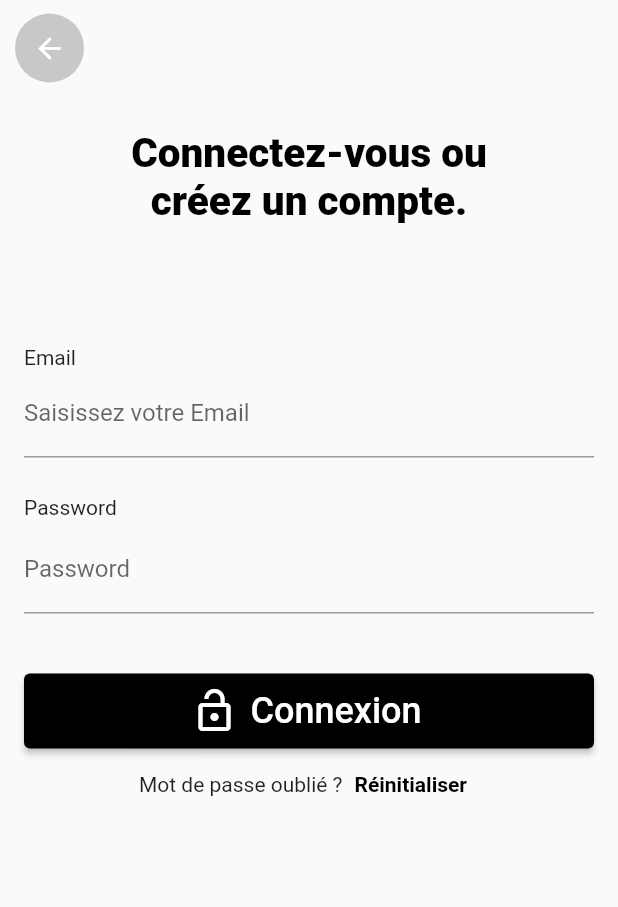
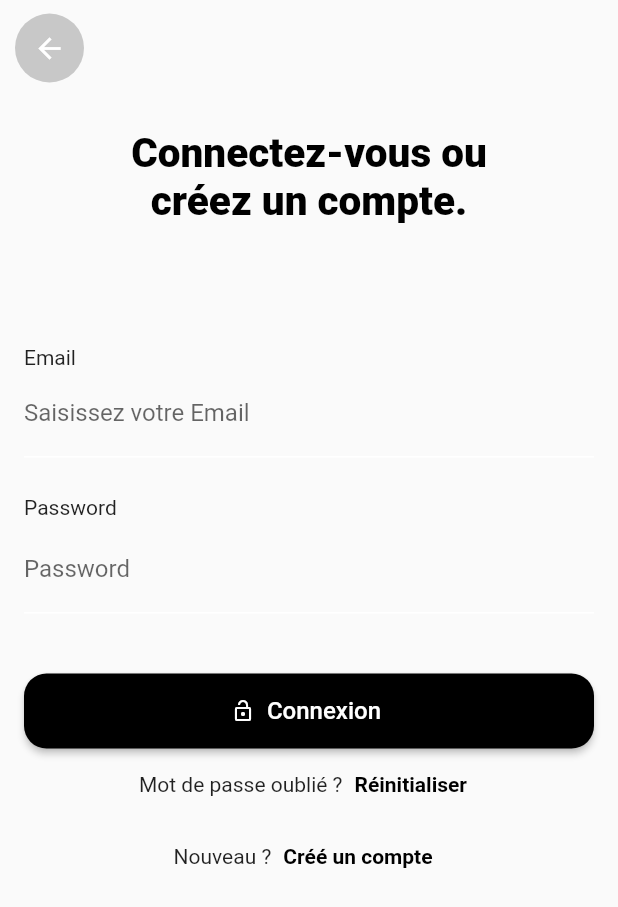
Before and after one commit to GuillaumeVerbiese/Picture_App, a Flutter app: the screen it shows after launch, scrolled down 93 dp, after a tap on the "account box" icon, on a phone screen of 412 x 824 dp. Shown: the top 907 px of the screen. Run offline on Flutter 3.47's test engine with Material 2 defaults, Android fonts, the light colour scheme and no system bars; our stand-ins replace firebase_auth, firebase_core, google_fonts; accounts and stored records are empty; network calls fail.

Commit message:
add user form

```diff
--- a/lib/Login/login.dart
+++ b/lib/Login/login.dart
@@ -4,6 +4,7 @@
 
 import 'package:firebase_auth/firebase_auth.dart';
 import 'package:flutter/material.dart';
+import 'package:kosmosapp/Login/Account/create.dart';
 import 'appbar.dart';
 import '../Homepage/homepage.dart';
 
@@ -88,7 +89,13 @@ class _LoginWidgetState extends State<LoginWidget> {
             controller: emailController,
             cursorColor: Colors.white,
             textInputAction: TextInputAction.next,
-            decoration: InputDecoration(labelText: 'Saisissez votre Email'),
+            decoration: InputDecoration(
+              labelText: 'Saisissez votre Email',
+              enabledBorder: UnderlineInputBorder(
+                  borderSide: BorderSide(color: Colors.white),
+                ),
+              ),
+              obscureText: true,
           ),
         ),
 
@@ -107,7 +114,12 @@ class _LoginWidgetState extends State<LoginWidget> {
           child: TextField(
             controller: passwordController,
             textInputAction: TextInputAction.done,
-            decoration: InputDecoration(labelText: 'Password'),
+            decoration: InputDecoration(
+              labelText: 'Password',
+              enabledBorder: UnderlineInputBorder(
+                  borderSide: BorderSide(color: Colors.white),
+                ),
+              ),
             obscureText: true,
           ),
         ),
@@ -117,11 +129,14 @@ class _LoginWidgetState extends State<LoginWidget> {
           style: ElevatedButton.styleFrom(
             primary: Colors.black,
             minimumSize: Size.fromHeight(50),
+            shape: RoundedRectangleBorder(
+              borderRadius: BorderRadius.circular(15),
+            ),
           ),
-          icon: Icon(Icons.lock_open, size: 32),
+          icon: Icon(Icons.lock_open, size: 16),
           label: Text(
             'Connexion',
-            style: TextStyle(fontSize: 24),
+            style: TextStyle(fontSize: 16),
           ),
           onPressed:signIn,
         ),
@@ -137,6 +152,33 @@ class _LoginWidgetState extends State<LoginWidget> {
               ),
                 child: Text(
                   'Réinitialiser',
+                  textAlign: TextAlign.center,
+                  style: TextStyle(
+                    fontWeight: FontWeight.w700,
+                    color: Colors.black,
+                  ),
+                ),
+              )
+          ],
+
+        ),
+
+
+        Row(
+          mainAxisAlignment: MainAxisAlignment.center,
+          children: [
+            Text('Nouveau ?'),
+            TextButton(
+              onPressed: () {
+                Navigator.push(
+                context,
+                MaterialPageRoute(
+                  builder: (context) => CreatePage(),
+                ),
+              );
+              },
+                child: Text(
+                  'Créé un compte',
                   textAlign: TextAlign.center,
                   style: TextStyle(
                     fontWeight: FontWeight.w700,
@@ -221,7 +263,7 @@ Widget buildSheet(context) => Container(
           Container(
 
             width: MediaQuery.of(context).size.width * 0.9,
-            margin: EdgeInsets.only(top: 45),
+            margin: EdgeInsets.only(top: 15),
 
             child: Text(
               'email',
@@ -258,11 +300,15 @@ Widget buildSheet(context) => Container(
           child: ElevatedButton(
             child: Text(
             'Réinitialiser',
-            style: TextStyle(fontSize: 24),
+            style: TextStyle(fontSize: 16),
             ),
           style: ElevatedButton.styleFrom(
             primary: Colors.black,
-            minimumSize: Size(MediaQuery.of(context).size.width * 0.9, 50)),
+            minimumSize: Size(MediaQuery.of(context).size.width * 0.9, 50),
+            shape: RoundedRectangleBorder(
+              borderRadius: BorderRadius.circular(15),
+            ),
+            ),
 
 
           onPressed:() {
@@ -273,6 +319,8 @@ Widget buildSheet(context) => Container(
         ),
 
 
+
+
     ],
   ),
 
```
Also changed, not shown: lib/Homepage/appbar.dart (+0 -9 lines), lib/Login/Account/create.dart (added, +165 -0 lines).
